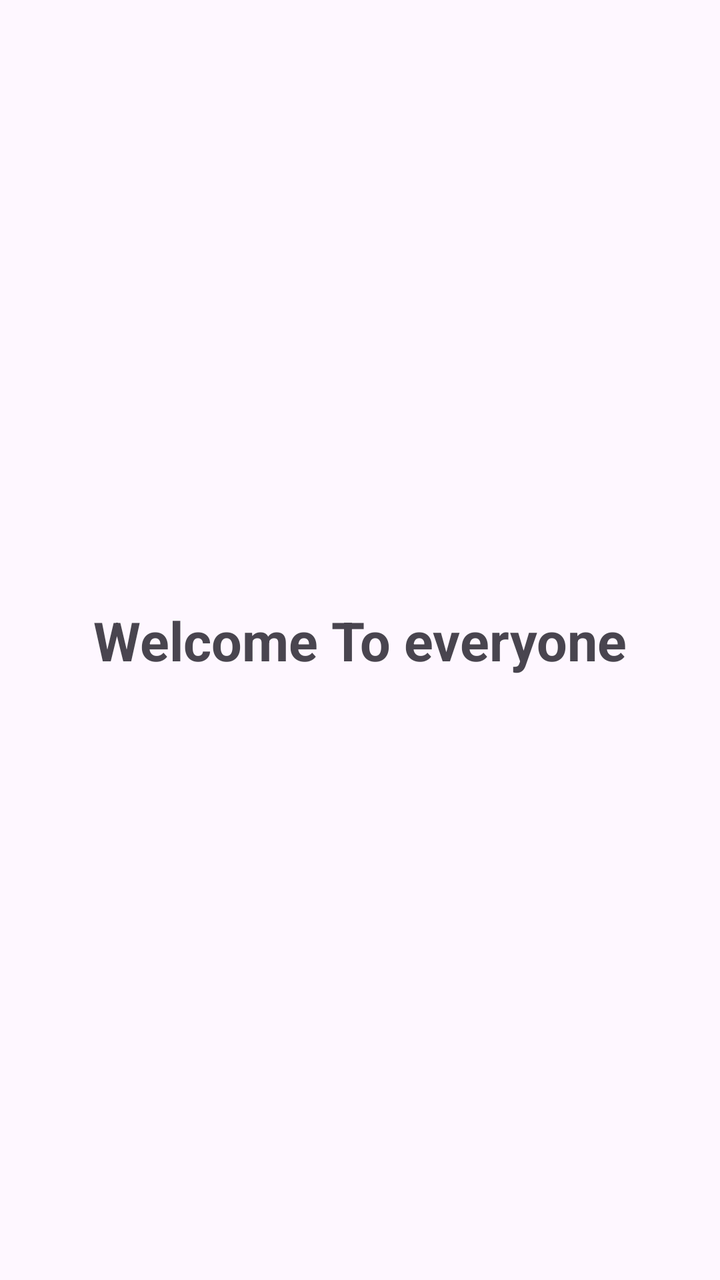
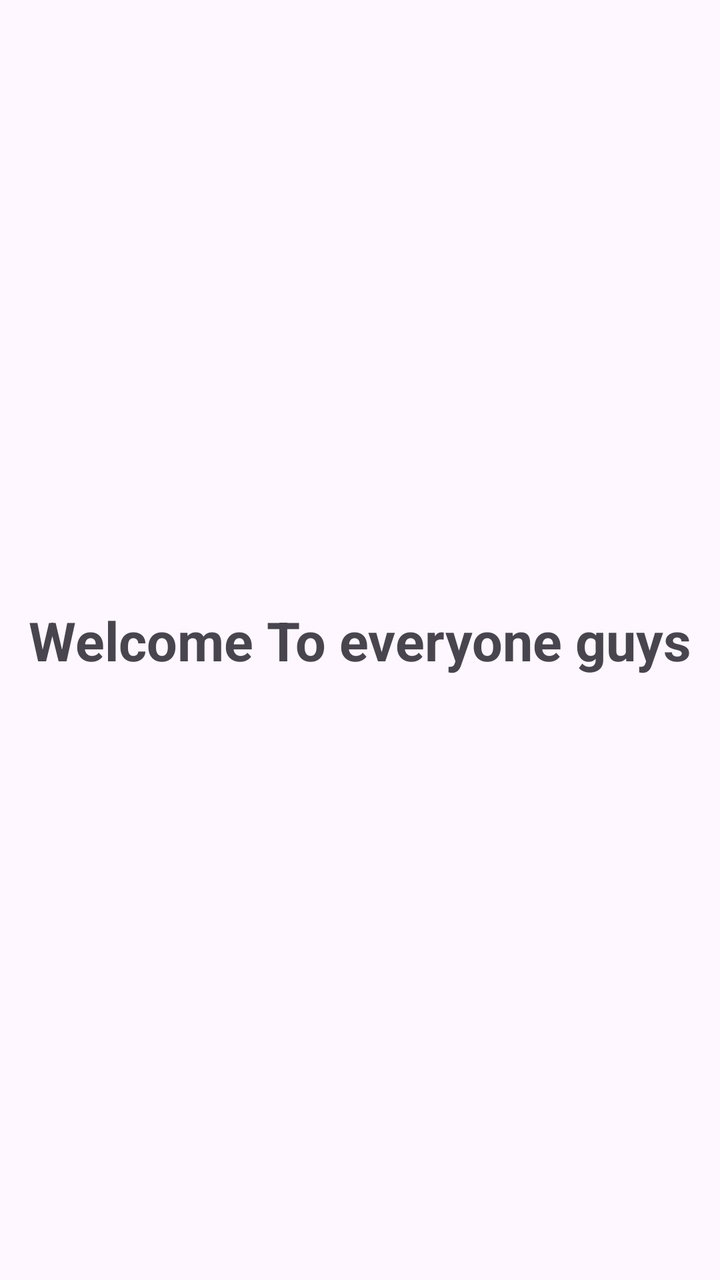

Before-and-after screenshots of an Android layout around one commit, followed by the original layout XML and the change that was made.
<!-- AndroidManifest.xml: application theme Theme.Vision -->
<!-- res/layout/activity_home.xml -->
<?xml version="1.0" encoding="utf-8"?>
<LinearLayout xmlns:android="http://schemas.android.com/apk/res/android"
    xmlns:app="http://schemas.android.com/apk/res-auto"
    xmlns:tools="http://schemas.android.com/tools"
    android:id="@+id/main"
    android:layout_width="match_parent"
    android:layout_height="match_parent"
    tools:context=".Home_Activity"
    android:gravity="center">

    <TextView
        android:layout_width="match_parent"
        android:layout_height="wrap_content"
        android:text="Welcome To everyone"
        android:gravity="center"
        android:textSize="27sp"
        android:textStyle="bold"/>

</LinearLayout>
<!-- resources referenced by this layout -->
<resources>
  <style name="Theme.Vision" parent="Base.Theme.Vision" />
  <style name="Base.Theme.Vision" parent="Theme.Material3.DayNight.NoActionBar">
          
          
      </style>
</resources>

<!-- the commit's change to res/layout/activity_home.xml (unified diff, before → after) -->
@@ -11,7 +11,7 @@
     <TextView
         android:layout_width="match_parent"
         android:layout_height="wrap_content"
-        android:text="Welcome To everyone"
+        android:text="Welcome To everyone guys"
         android:gravity="center"
         android:textSize="27sp"
         android:textStyle="bold"/>
